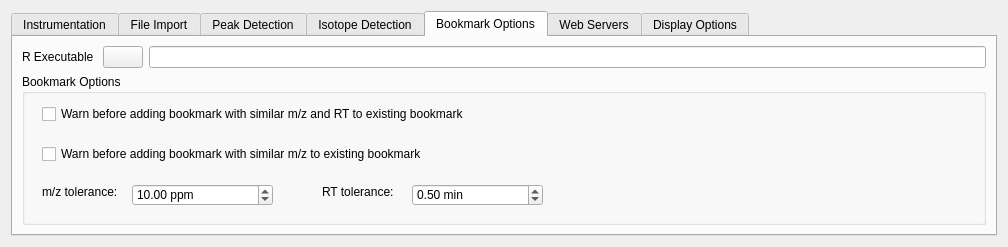
Qt form src/maven/forms/settingsform.ui (eugenemel/maven) before a commit.
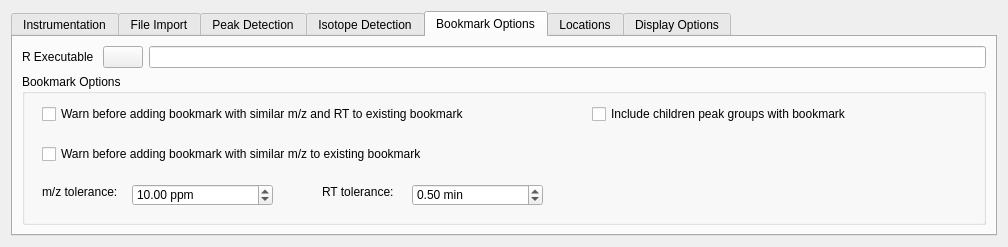
The same form after that commit. The open tabs and pages were chosen to show the change. Icons and pictures are not drawn.

Commit message: Issue 158: Created stubbed UI.

```diff
--- a/src/maven/forms/settingsform.ui
+++ b/src/maven/forms/settingsform.ui
@@ -744,13 +744,26 @@
            <double>0.500000000000000</double>
           </property>
          </widget>
+         <widget class="QCheckBox" name="chkIncludeChildren">
+          <property name="geometry">
+           <rect>
+            <x>570</x>
+            <y>30</y>
+            <width>301</width>
+            <height>20</height>
+           </rect>
+          </property>
+          <property name="text">
+           <string>Include children peak groups with bookmark</string>
+          </property>
+         </widget>
         </widget>
        </item>
       </layout>
      </widget>
      <widget class="QWidget" name="tab_2">
       <attribute name="title">
-       <string>Web Servers</string>
+       <string>Locations</string>
       </attribute>
       <layout class="QHBoxLayout" name="horizontalLayout_3">
        <item>
```
